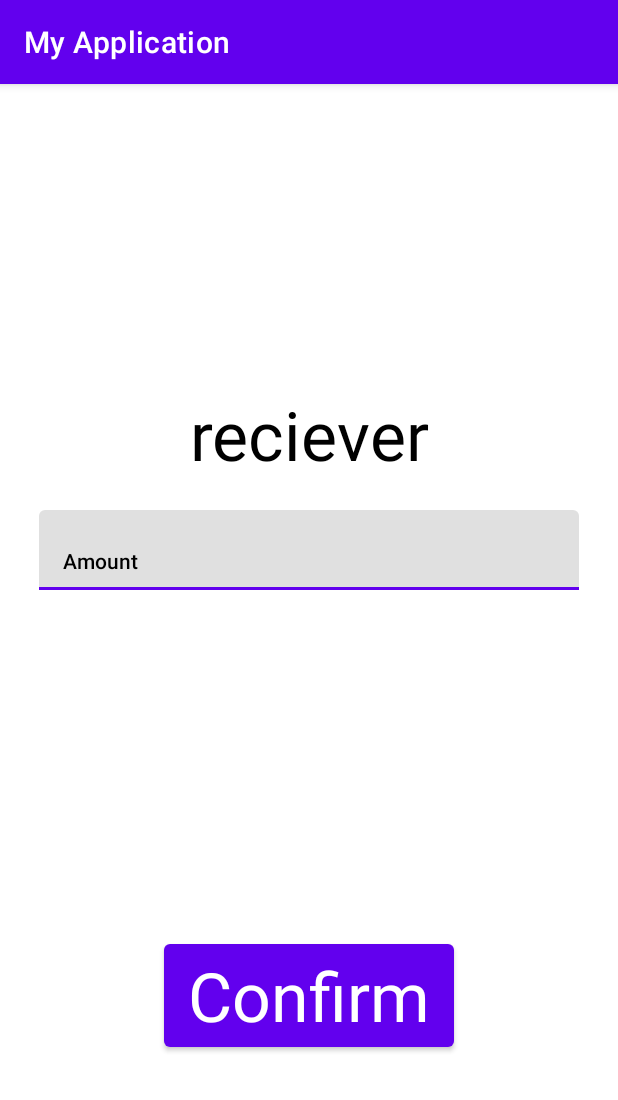
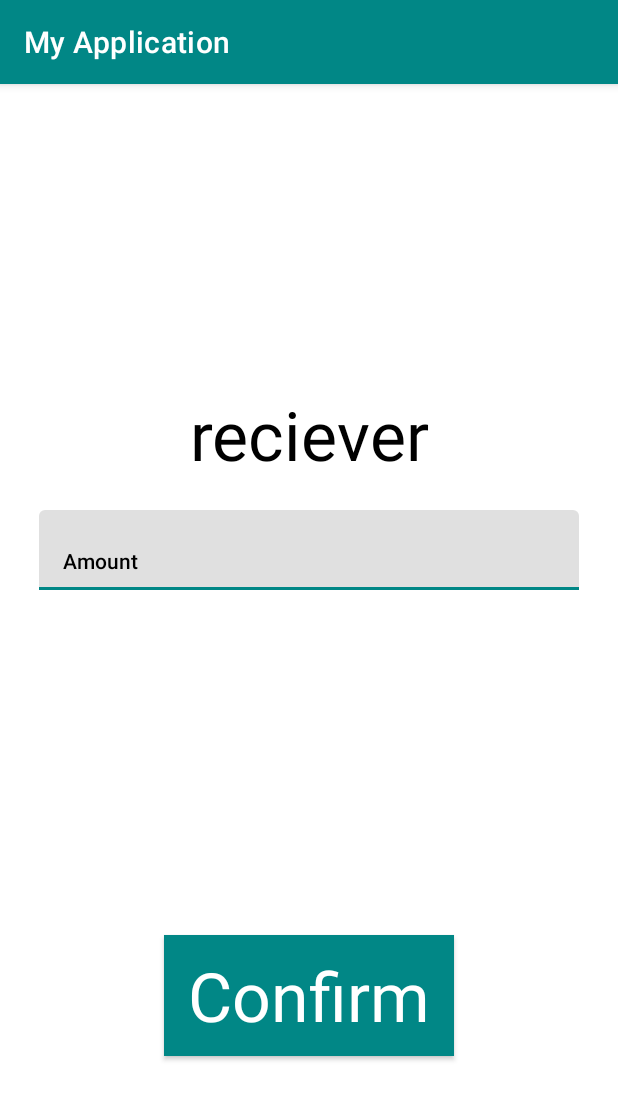
Before and after one commit to UTSCCSCC01/projectf21-gmt-8-gang, an Android app: the Donation screen opened directly, with no data from a screen before it, on a phone screen of 412 x 824 dp. Shown: the top 1100 px of the screen. Run offline under Robolectric (Android 15) with nearby library versions, the phone set to English and light mode, and no system bars; network calls fail.

Commit message:
Change color
change color from purple to green

```diff
--- a/BeingSeenApp/app/src/main/res/layout/aboutus.xml
+++ b/BeingSeenApp/app/src/main/res/layout/aboutus.xml
@@ -47,6 +47,8 @@
         android:layout_marginBottom="64dp"
         android:text="Donate Us !"
         android:textAppearance="@style/TextAppearance.AppCompat.Display1"
+        android:textColor="@color/white"
+        android:textColorHighlight="#00BFA5"
         app:layout_constraintBottom_toBottomOf="parent"
         app:layout_constraintEnd_toEndOf="parent"
         app:layout_constraintStart_toStartOf="parent" />
--- a/BeingSeenApp/app/src/main/res/layout/donation.xml
+++ b/BeingSeenApp/app/src/main/res/layout/donation.xml
@@ -3,7 +3,9 @@
     xmlns:app="http://schemas.android.com/apk/res-auto"
     xmlns:tools="http://schemas.android.com/tools"
     android:layout_width="match_parent"
-             android:layout_height="match_parent">
+    android:layout_height="match_parent"
+    android:background="@color/white"
+    android:foregroundTint="@color/teal_700">
 
     <com.google.android.material.textfield.TextInputLayout
         android:id="@+id/dnt_amount_frame"
@@ -32,10 +34,10 @@
             android:capitalize="none"
             android:clickable="true"
             android:hint="Amount"
-            android:textColorHint="@color/black"
             android:inputType="number"
             android:textAppearance="@style/TextAppearance.AppCompat.Body2"
             android:textColor="@color/black"
+            android:textColorHint="@color/black"
             app:textInputLayoutFocusedRectEnabled="true" />
     </com.google.android.material.textfield.TextInputLayout>
 
@@ -58,10 +60,18 @@
         android:layout_width="wrap_content"
         android:layout_height="wrap_content"
         android:layout_marginBottom="120dp"
+        android:background="@color/teal_700"
+        android:backgroundTint="@color/teal_700"
+        android:foregroundTint="@color/teal_700"
+        android:shadowColor="@color/teal_700"
         android:text="Confirm"
         android:textAppearance="@style/TextAppearance.AppCompat.Display2"
         android:textIsSelectable="false"
+        android:visibility="visible"
+        app:iconTint="@color/teal_700"
         app:layout_constraintBottom_toBottomOf="parent"
         app:layout_constraintEnd_toEndOf="parent"
-        app:layout_constraintStart_toStartOf="parent" />
+        app:layout_constraintStart_toStartOf="parent"
+        app:rippleColor="@color/teal_700"
+        app:strokeColor="@color/teal_700" />
 </androidx.constraintlayout.widget.ConstraintLayout>
--- a/BeingSeenApp/app/src/main/res/values/themes.xml
+++ b/BeingSeenApp/app/src/main/res/values/themes.xml
@@ -2,7 +2,7 @@
     <!-- Base application theme. -->
     <style name="Theme.MyApplication" parent="Theme.MaterialComponents.DayNight.DarkActionBar">
         <!-- Primary brand color. -->
-        <item name="colorPrimary">@color/purple_500</item>
+        <item name="colorPrimary">@color/teal_700</item>
         <item name="colorPrimaryVariant">@color/purple_700</item>
         <item name="colorOnPrimary">@color/white</item>
         <!-- Secondary brand color. -->
```
